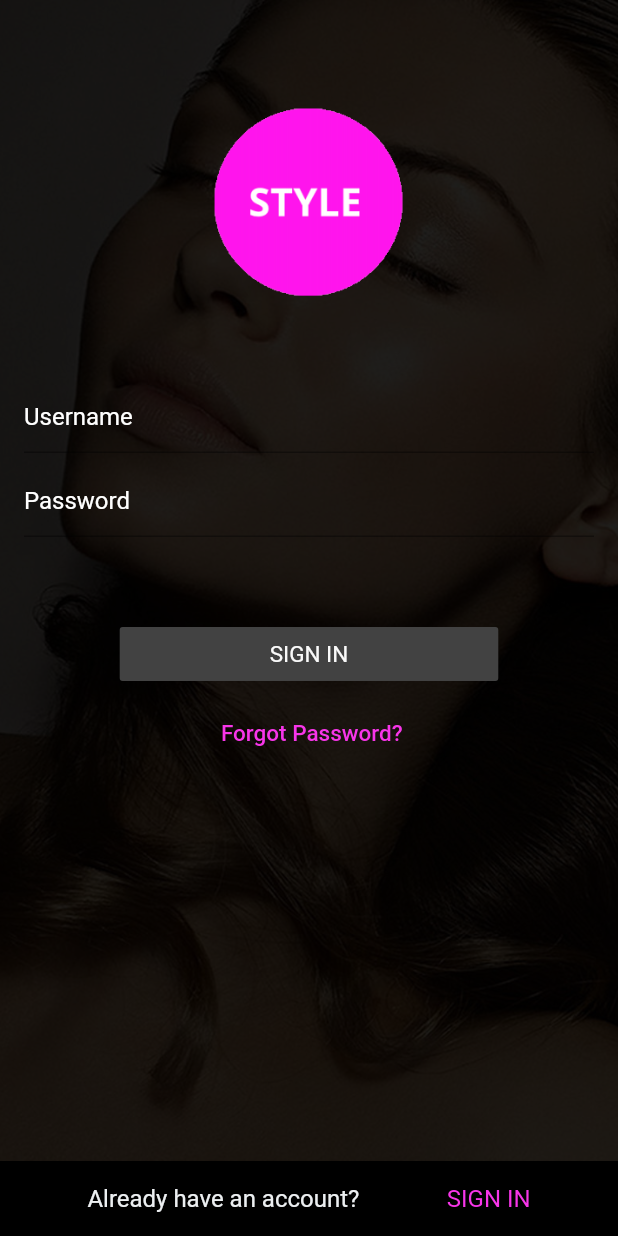
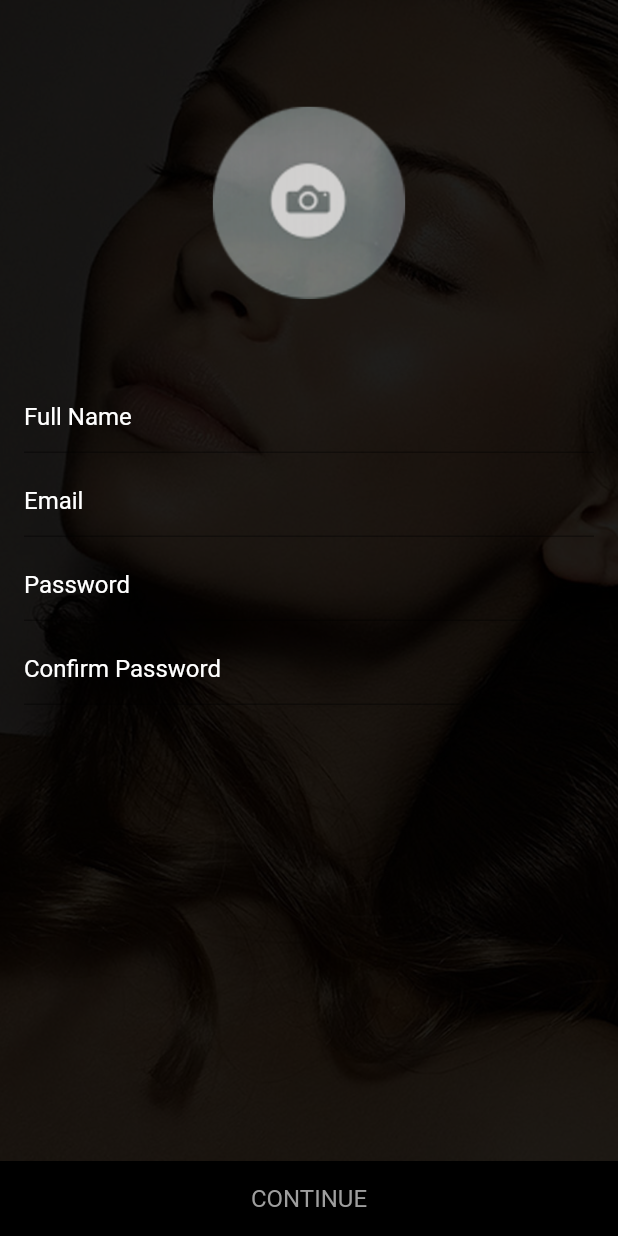
Before and after one commit to ezrasandzerbell/FLUTTER-ios-android-app, a Flutter app: the screen it shows after launch, after a tap on "GET STARTED", on a phone screen of 412 x 824 dp. Run offline on Flutter 3.47's test engine with Material 2 defaults, Android fonts, the phone set to English and light mode, and no system bars; missing offline and left inert: carousel.

Commit message:
add gesture detector for footer nav

```diff
--- /dev/null
+++ b/lib/main-footer.dart
@@ -0,0 +1,43 @@
+import 'package:flutter/material.dart';
+import 'package:flutter/rendering.dart';
+import 'sign-in-page.dart';
+
+var whiteColor = const Color(0xFFeceff1);
+var pinkColor = const Color(0xFFf735e9);
+
+Widget footerLink(String label, Color colorCode, BuildContext context) {
+  return new Column(
+    mainAxisAlignment: MainAxisAlignment.center,
+    children: [
+      new GestureDetector(
+        onTap: (){
+          Navigator.of(context).pushNamed(signInPage.routeName);
+        },
+        child: new Container(
+          child: new Text(
+            label,
+            style: new TextStyle(
+                fontSize: 16.0,
+                fontWeight: FontWeight.w400,
+                color: colorCode
+            ),
+          ),
+        ),
+      ),
+    ],
+  );
+}
+
+Widget footer(context) {
+  return new Container(
+    height: 50.0,
+    decoration: new BoxDecoration(color: Colors.black),
+    child: new Row(
+      mainAxisAlignment: MainAxisAlignment.spaceEvenly,
+      children: [
+        footerLink('Already have an account?', whiteColor, context),
+        footerLink('SIGN IN', pinkColor, context),
+      ],
+    ),
+  );
+}
--- a/lib/main.dart
+++ b/lib/main.dart
@@ -1,6 +1,7 @@
 import 'package:flutter/material.dart';
 import 'my-app-homepage.dart';
 import 'sign-in-page.dart';
+import 'sign-up-p1.dart';
 
 void main() {
   runApp(new MyApp());
@@ -11,6 +12,7 @@ class MyApp extends StatelessWidget {
 
     Widget build(BuildContext context) {
     var routes = <String, WidgetBuilder> {
+      signUpPageOne.routeName: (BuildContext context) => new signUpPageOne(title: "signUpPageOne"),
       signInPage.routeName: (BuildContext context) => new signInPage(title: "signInPage"),
     };
 
--- a/lib/my-app-homepage.dart
+++ b/lib/my-app-homepage.dart
@@ -1,7 +1,8 @@
 import 'package:flutter/material.dart';
 import 'package:flutter/rendering.dart';
 import 'package:carousel/carousel.dart';
-import 'sign-in-page.dart';
+import 'sign-up-p1.dart';
+import 'main-footer.dart';
 
 class MyAppHomePage extends StatelessWidget {
   @override Widget build(BuildContext context) {
@@ -55,75 +56,10 @@ class MyAppHomePage extends StatelessWidget {
         color: const Color(0xFF424242),
         padding: const EdgeInsets.only(left: 80.0, right: 80.0),
         onPressed: (){
-          Navigator.of(context).pushNamed(signInPage.routeName);
+          Navigator.of(context).pushNamed(signUpPageOne.routeName);
         },
       ),
     );
-
-    Column signInLink(String label) {
-
-      return new Column(
-        mainAxisAlignment: MainAxisAlignment.center,
-        children: [
-          new Container(
-            child: new Text(
-              label,
-              style: new TextStyle(
-                  fontSize: 16.0,
-                  fontWeight: FontWeight.w400,
-                  color: const Color(0xFFf735e9)
-              ),
-            ),
-          ),
-        ],
-      );
-    }
-
-
-    Column existingAccountLink(String label) {
-
-      return new Column(
-        mainAxisAlignment: MainAxisAlignment.center,
-        children: [
-          new Container(
-            child: new Text(
-              label,
-              style: new TextStyle(
-                  fontSize: 16.0,
-                  fontWeight: FontWeight.w400,
-                  color: const Color(0xFFeceff1)
-              ),
-            ),
-          ),
-        ],
-      );
-    }
-
-
-
-    Widget footer = new Container(
-      height: 50.0,
-      decoration: new BoxDecoration(color: Colors.black),
-      child: new Row(
-        mainAxisAlignment: MainAxisAlignment.spaceEvenly,
-        children: [
-          existingAccountLink('Already have an account?'),
-          signInLink('SIGN IN'),
-        ],
-      ),
-    );
-
-//    Carousel Widget for on page (not background images)
-//
-//    Widget testCarousel = new SizedBox(
-//      height: 100.0,
-//      child: new Carousel(
-//        children: [
-//          new AssetImage('images/img1.jpg'),
-//          new AssetImage('images/img2.jpg')
-//        ].map((netImage) => new Image(image: netImage)).toList(),
-//      ),
-//    );
 
     Widget testBGCarousel = new Container(
       child: new Carousel(
@@ -179,7 +115,7 @@ class MyAppHomePage extends StatelessWidget {
             ),
           ]
       ),
-      bottomNavigationBar: footer,
+      bottomNavigationBar: footer(context),
     );
     return homePageView;
   }
--- a/lib/sign-in-page.dart
+++ b/lib/sign-in-page.dart
@@ -1,5 +1,6 @@
 import 'package:flutter/material.dart';
 import 'package:flutter/rendering.dart';
+import 'main-footer.dart';
 
 class signInPage extends StatelessWidget {
   signInPage({Key key, this.title}) : super(key: key);
@@ -71,75 +72,42 @@ class signInPage extends StatelessWidget {
     }
 
 
-    Column existingAccountLink(String label) {
-
-      return new Column(
-        mainAxisAlignment: MainAxisAlignment.center,
-        children: [
-          new Container(
-            child: new Text(
-              label,
-              style: new TextStyle(
-                  fontSize: 16.0,
-                  fontWeight: FontWeight.w400,
-                  color: const Color(0xFFeceff1)
-              ),
-            ),
-          ),
-        ],
-      );
-    }
 
 
+
+    var formThemeDefault = Theme.of(context).copyWith(
+      primaryColor: const Color(0xFFf735e9), // underline color with focus
+      hintColor: Colors.white, // underline color without focus
+    );
+
+    Widget formTextFieldDefault(arg) {
+      return new Theme(
+        data: formThemeDefault,
+        child: new TextField(
+          style: new TextStyle(color: const Color(0xFFeceff1)),
+          decoration: new InputDecoration(
+            hintText: arg,
+          ),
+        ),
+      );
+    };
 
     Widget signInForm = new Container (
         padding: const EdgeInsets.only(bottom: 50.0),
         child: new Column(
             children: <Widget> [
               new ListTile(
-                title: new Theme(
-                  data: Theme.of(context).copyWith(
-                    primaryColor: const Color(0xFFf735e9), // underline color with focus
-                    hintColor: Colors.white, // underline color without focus
-                  ),
-                  child: new TextField(
-                    style: new TextStyle(color: const Color(0xFFeceff1)),
-                    decoration: new InputDecoration(
-                      hintText: "Username",
-                    ),
-                  ),
-                ),
+                title: formTextFieldDefault("Email")
               ),
               new ListTile(
-                title: new Theme(
-                  data: Theme.of(context).copyWith(
-                    primaryColor: const Color(0xFFf735e9), // underline color with focus
-                    hintColor: Colors.white, // underline color without focus
-                  ),
-                  child: new TextField(
-                    style: new TextStyle(color: const Color(0xFFeceff1)),
-                    decoration: new InputDecoration(
-                      hintText: "Password",
-                    ),
-                  ),
-                ),
+                title: formTextFieldDefault("Password")
               ),
             ]
         )
     );
 
 
-    Widget footer = new Container(
-      height: 50.0,
-      decoration: new BoxDecoration(color: Colors.black),
-      child: new Row(
-        mainAxisAlignment: MainAxisAlignment.spaceEvenly,
-        children: [
-          existingAccountLink('Already have an account?'),
-          signInLink('SIGN IN'),
-        ],
-      ),
-    );
+
 
     Widget backgroundImage = new Container(
         decoration: new BoxDecoration(
@@ -168,7 +136,7 @@ class signInPage extends StatelessWidget {
             ),
           ]
       ),
-      bottomNavigationBar: footer,
+      bottomNavigationBar: footer(context),
     );
     return homePageView;
   }
--- /dev/null
+++ b/lib/sign-up-p1.dart
@@ -0,0 +1,92 @@
+import 'package:flutter/material.dart';
+import 'package:flutter/rendering.dart';
+import 'main-footer.dart';
+
+class signUpPageOne extends StatelessWidget {
+  signUpPageOne({Key key, this.title}) : super(key: key);
+
+  static const String routeName = "/signUpPageOne";
+
+  final String title;
+
+  @override Widget build(BuildContext context) {
+    Widget style360Logo = new Container(
+      padding: const EdgeInsets.only(top: 70.0, bottom: 50.0),
+      child: new Image.asset(
+        'images/camera.png',
+        width: 130.0,
+        height: 130.0,
+      ),
+    );
+
+    Widget formListTitleDefault(arg) {
+      return new ListTile(
+        title: new Theme(
+          data: Theme.of(context).copyWith(
+            primaryColor: const Color(0xFFf735e9), // underline color with focus
+            hintColor: Colors.white, // underline color without focus
+          ),
+          child: new TextField(
+            style: new TextStyle(color: const Color(0xFFeceff1)),
+            decoration: new InputDecoration(
+              hintText: arg,
+            ),
+          ),
+        ),
+      );
+    }
+
+
+    Widget signInForm = new Container (
+        padding: const EdgeInsets.only(bottom: 50.0),
+        child: new Column(
+            children: <Widget> [
+              formListTitleDefault("Full Name"),
+              formListTitleDefault("Email"),
+              formListTitleDefault("Password"),
+              formListTitleDefault("Confirm Password")
+            ]
+        )
+    );
+
+    Widget backgroundImage = new Container(
+        decoration: new BoxDecoration(
+          image: new DecorationImage(
+            image: new AssetImage("images/img1.jpg"),
+            colorFilter: new ColorFilter.mode(Colors.black.withOpacity(0.8), BlendMode.srcATop),
+            fit: BoxFit.cover,
+          ),
+        )
+    );
+
+    Widget continueFooterButton = new Container(
+      height: 50.0,
+      decoration: new BoxDecoration(color: Colors.black),
+      child: new Row(
+        mainAxisAlignment: MainAxisAlignment.spaceEvenly,
+        children: [
+          footerLink('CONTINUE', Colors.grey, context),
+        ],
+      ),
+    );
+
+    Widget homePageView = new Scaffold(
+      body: new Stack (
+          children: <Widget>[
+            new PageView(
+              children: [backgroundImage],
+            ),
+            new ListView(
+              physics: new NeverScrollableScrollPhysics(),
+              children: [
+                style360Logo,
+                signInForm
+              ],
+            ),
+          ]
+      ),
+      bottomNavigationBar: continueFooterButton,
+    );
+    return homePageView;
+  }
+}
--- a/pubspec.yaml
+++ b/pubspec.yaml
@@ -27,6 +27,7 @@ flutter:
   uses-material-design: true
   assets:
       - images/style.png
+      - images/camera.png
       - images/img1.jpg
       - images/img2.jpg
       - images/img3.jpg
```
Also changed, not shown: images/camera.png (added).
